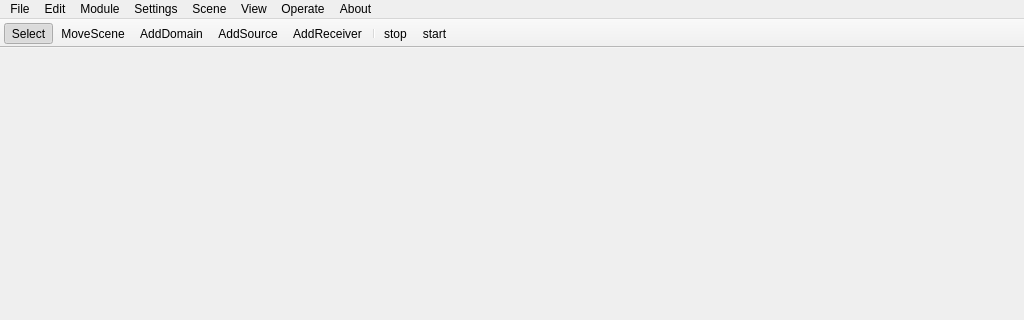
The window that openPSTD/window.ui (openPSTD/openPSTD) describes before a commit, drawn with Qt 5; both pictures show x 0 to 1024 and y 0 to 320 of the 1024 by 768 pixel window.
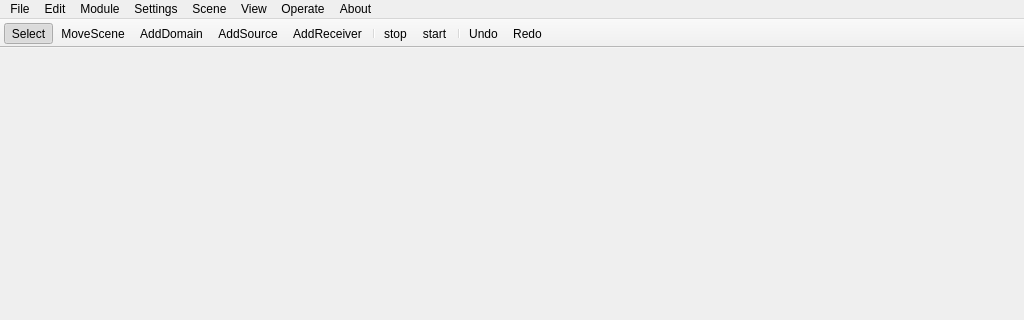
The same window after the commit. Icons and pictures are not drawn.

Commit message: Increased zoom level and grid size range to [1, 100]. Added undo and redo buttons to toolbar. Disabled FPS counter by default.

Patch:
```diff
--- a/openPSTD/window.ui
+++ b/openPSTD/window.ui
@@ -146,6 +146,9 @@
    <addaction name="separator"/>
    <addaction name="actionstop"/>
    <addaction name="actionstart"/>
+   <addaction name="separator"/>
+   <addaction name="actionUndo"/>
+   <addaction name="actionRedo"/>
   </widget>
   <widget class="QStatusBar" name="statusBar"/>
   <action name="actionSelect">
```
Left out of the diff: 10 changed lines with no effect on the pictures. The commit also changes 5 other files.
